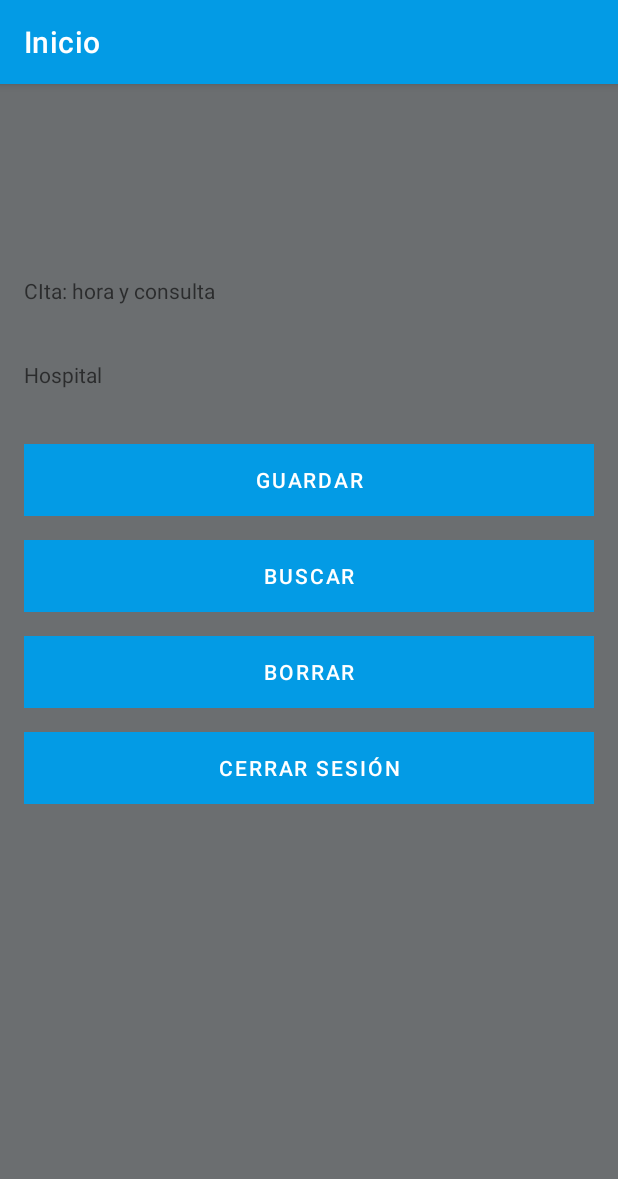
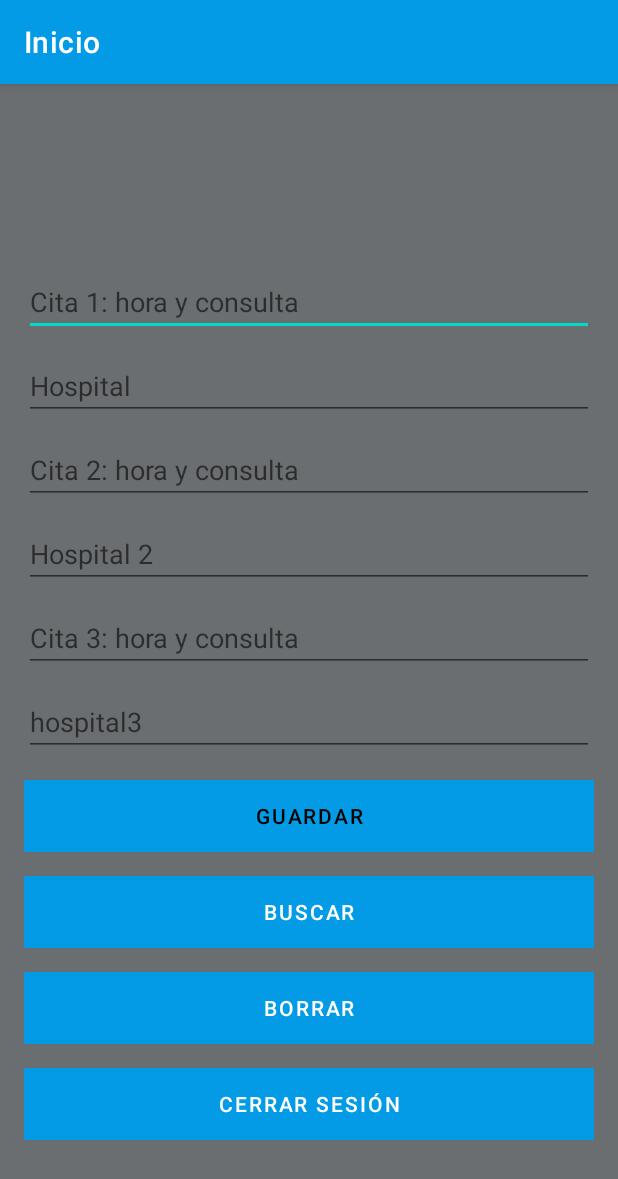
Before and after one commit to pasoxreferencia/login_firebase, an Android app: the HomeActivity screen opened directly, with no data from a screen before it, on a phone screen of 412 x 824 dp. Shown: the top 1179 px of the screen. Run offline under Robolectric (Android 15) with nearby library versions, the phone set to English and light mode, and no system bars; our stand-ins replace Firebase (no records; nobody signed in at launch, a user with empty details on screens opened directly).

Commit message:
SEPTIMO commit - hacer más grande la DB

```diff
--- a/app/build.gradle
+++ b/app/build.gradle
@@ -50,6 +50,7 @@ dependencies {
     implementation 'com.google.android.material:material:1.3.0'
     implementation 'androidx.constraintlayout:constraintlayout:2.0.4'
     implementation 'com.google.firebase:firebase-auth:20.0.3'
+    implementation 'com.google.firebase:firebase-firestore:22.1.2'
     testImplementation 'junit:junit:4.13.2'
     androidTestImplementation 'androidx.test.ext:junit:1.1.2'
     androidTestImplementation 'androidx.test.espresso:espresso-core:3.3.0'
--- a/app/src/main/java/com/example/login_firebase/HomeActivity.kt
+++ b/app/src/main/java/com/example/login_firebase/HomeActivity.kt
@@ -4,13 +4,19 @@ import androidx.appcompat.app.AppCompatActivity
 import android.os.Bundle
 import com.example.login_firebase.databinding.ActivityHomeBinding
 import com.google.firebase.auth.FirebaseAuth
+import com.google.firebase.firestore.FirebaseFirestore
 
 enum class ProviderType {
     BASIC
     //SE SEGUIRÁN AÑADIENDO PROVEEDORES
 }
+
 private lateinit var binding: ActivityHomeBinding
+
 class HomeActivity : AppCompatActivity() {
+
+    private val db = FirebaseFirestore.getInstance() //instanciamos la base de datos
+
     override fun onCreate(savedInstanceState: Bundle?) {
         super.onCreate(savedInstanceState)
         binding = ActivityHomeBinding.inflate(layoutInflater)
@@ -20,10 +26,10 @@ class HomeActivity : AppCompatActivity() {
         val bundle: Bundle? = intent.extras
         val email: String? = bundle?.getString("email")
         val provider: String? = bundle?.getString("provider")
-        setup(email = email?: "", provider = provider?: "")
+        setup(email = email ?: "", provider = provider ?: "")
     }
 
-    private fun setup (email: String, provider: String){
+    private fun setup(email: String, provider: String) {
 
         title = "Inicio"
         binding.emailTextView.text = email
@@ -34,5 +40,24 @@ class HomeActivity : AppCompatActivity() {
             onBackPressed() //vuelve a la activity anterior
         }
 
+
+        binding.saveButton.setOnClickListener {
+            db.collection("users").document(email).set(hashMapOf("provider" to provider,
+                    "cita" to binding.adressTextView.text.toString(),
+                    "hospital" to binding.phoneTextView.text.toString()))
+
+        }
+        binding.getButton.setOnClickListener {
+            db.collection("users").document(email).get().addOnSuccessListener {
+                binding.adressTextView.setText(it.get("adress") as String?)
+                binding.phoneTextView.setText(it.get("phone") as String?)
+            }
+
+        }
+        binding.deleteButton.setOnClickListener {
+            db.collection("users").document(email).delete()
+
+        }
+
     }
 }
--- a/app/src/main/res/layout/activity_auth.xml
+++ b/app/src/main/res/layout/activity_auth.xml
@@ -1,5 +1,6 @@
 <?xml version="1.0" encoding="utf-8"?>
-<androidx.constraintlayout.widget.ConstraintLayout xmlns:android="http://schemas.android.com/apk/res/android"
+<androidx.constraintlayout.widget.ConstraintLayout
+    xmlns:android="http://schemas.android.com/apk/res/android"
     xmlns:app="http://schemas.android.com/apk/res-auto"
     xmlns:tools="http://schemas.android.com/tools"
     android:layout_width="match_parent"
@@ -35,7 +36,7 @@
             android:layout_width="match_parent"
             android:layout_height="wrap_content"
             android:ems="10"
-            android:hint="@string/contrase_a"
+            android:hint="@string/contrase_a_m_nimo_6_d_gitos"
             android:inputType="textPassword"
             android:autofillHints="" />
 
@@ -50,12 +51,13 @@
 
             <Button
                 android:id="@+id/signUpButton"
+                style="@style/Widget.AppCompat.Button.Colored"
                 android:layout_width="wrap_content"
                 android:layout_height="wrap_content"
                 android:layout_weight="1"
-                android:background="@color/azuloscurofirebase"
+                android:background="@color/orangefirebase"
                 android:text="@string/registrar"
-                android:textColor="@android:color/white" />
+                android:textColor="@color/black" />
 
             <Space
                 android:layout_width="8dp"
@@ -66,7 +68,7 @@
                 android:layout_width="wrap_content"
                 android:layout_height="wrap_content"
                 android:layout_weight="1"
-                android:background="@color/azuloscurofirebase"
+                android:background="@color/azulfirebase"
                 android:text="@string/entrar"
                 android:textColor="@android:color/white" />
         </LinearLayout>
--- a/app/src/main/res/layout/activity_home.xml
+++ b/app/src/main/res/layout/activity_home.xml
@@ -1,5 +1,6 @@
 <?xml version="1.0" encoding="utf-8"?>
-<androidx.constraintlayout.widget.ConstraintLayout xmlns:android="http://schemas.android.com/apk/res/android"
+<androidx.constraintlayout.widget.ConstraintLayout
+    xmlns:android="http://schemas.android.com/apk/res/android"
     xmlns:app="http://schemas.android.com/apk/res-auto"
     xmlns:tools="http://schemas.android.com/tools"
     android:layout_width="match_parent"
@@ -49,22 +50,65 @@
             android:layout_width="match_parent"
             android:layout_height="16dp" />
 
-        <TextView
+        <EditText
             android:id="@+id/adressTextView"
             android:layout_width="match_parent"
             android:layout_height="40dp"
-            android:hint="CIta: hora y consulta" />
+            android:hint="Cita 1: hora y consulta" />
 
         <Space
             android:layout_width="match_parent"
             android:layout_height="16dp" />
 
-        <TextView
+        <EditText
             android:id="@+id/phoneTextView"
             android:layout_width="match_parent"
             android:layout_height="40dp"
             android:layout_weight="1"
-            android:hint="Hospital" />
+            android:hint="@string/hospital" />
+
+        <Space
+            android:layout_width="match_parent"
+            android:layout_height="16dp"
+            android:layout_weight="1" />
+
+        <EditText
+            android:id="@+id/date1TextView"
+            android:layout_width="match_parent"
+            android:layout_height="40dp"
+            android:hint="Cita 2: hora y consulta" />
+
+        <Space
+            android:layout_width="match_parent"
+            android:layout_height="16dp" />
+
+        <EditText
+            android:id="@+id/hospital1TextView"
+            android:layout_width="match_parent"
+            android:layout_height="40dp"
+            android:layout_weight="1"
+            android:hint="Hospital 2" />
+
+        <Space
+            android:layout_width="match_parent"
+            android:layout_height="16dp"
+            android:layout_weight="1" />
+        <EditText
+            android:id="@+id/date3TextView"
+            android:layout_width="match_parent"
+            android:layout_height="40dp"
+            android:hint="Cita 3: hora y consulta" />
+
+        <Space
+            android:layout_width="match_parent"
+            android:layout_height="16dp" />
+
+        <EditText
+            android:id="@+id/hospital3TextView"
+            android:layout_width="match_parent"
+            android:layout_height="40dp"
+            android:layout_weight="1"
+            android:hint="hospital3" />
 
         <Space
             android:layout_width="match_parent"
@@ -81,9 +125,9 @@
                 android:layout_width="0dp"
                 android:layout_height="wrap_content"
                 android:layout_weight="1"
-                android:background="#FF5C00"
-                android:text="GUARDAR"
-                android:textColor="@android:color/white" />
+                android:background="#B33A3A"
+                android:text="@string/guardar"
+                android:textColor="@color/black" />
 
         </LinearLayout>
 
@@ -97,12 +141,12 @@
             android:orientation="horizontal">
 
             <Button
-                android:id="@+id/consultaButton"
+                android:id="@+id/getButton"
                 android:layout_width="0dp"
                 android:layout_height="wrap_content"
                 android:layout_weight="1"
                 android:background="#FF5C00"
-                android:text="BUSCAR"
+                android:text="@string/buscar"
                 android:textColor="@android:color/white" />
 
         </LinearLayout>
@@ -123,7 +167,7 @@
                 android:layout_height="wrap_content"
                 android:layout_weight="1"
                 android:background="#FF5C00"
-                android:text="BORRAR"
+                android:text="@string/borrar"
                 android:textColor="@android:color/white" />
 
         </LinearLayout>
@@ -144,7 +188,7 @@
                 android:layout_height="wrap_content"
                 android:layout_weight="1"
                 android:background="#FF5C00"
-                android:text="@string/GUARDAR"
+                android:text="CERRAR SESIÓN"
                 android:textColor="@android:color/white" />
 
         </LinearLayout>
--- a/app/src/main/res/values/colors.xml
+++ b/app/src/main/res/values/colors.xml
@@ -9,4 +9,5 @@
     <color name="azulfirebase">#039BE5</color>
     <color name="azuloscurofirebase">#2C384A</color>
     <color name="white">#FFFFFF</color>
+    <color name="orangefirebase">#F5820D</color>
 </resources>
--- a/app/src/main/res/values/strings.xml
+++ b/app/src/main/res/values/strings.xml
@@ -3,8 +3,14 @@
     <string name="registrar">Registrar</string>
     <string name="entrar">Entrar</string>
     <string name="email">Email</string>
-    <string name="contrase_a">Contraseña</string>
+    <string name="contrase_a">Contraseña, mínimo 6 dígitos</string>
     <string name="proveedor">Proveedor</string>
-    <string name="GUARDAR">Cerrar sesión</string>
+    <string name="GUARDAR">Guardar</string>
+    <string name="contrase_a_m_nimo_6_d_gitos">Contraseña, mínimo 6 dígitos</string>
+    <string name="buscar">BUSCAR</string>
+    <string name="cita_1_hora_y_consulta">Cita: hora y consulta</string>
+    <string name="hospital">Hospital</string>
+    <string name="guardar">GUARDAR</string>
+    <string name="borrar">BORRAR</string>
 
 </resources>
--- a/app/src/main/res/values/themes.xml
+++ b/app/src/main/res/values/themes.xml
@@ -6,14 +6,11 @@
     <item name="colorPrimaryVariant">@color/azuloscurofirebase</item>
     <item name="colorOnPrimary">@color/white</item>
     <!-- Secondary brand color. -->
-        <item name="colorSecondary">@color/azulfirebase</item>
-        <item name="colorSecondaryVariant">@color/azuloscurofirebase</item>
+    <item name="colorSecondary">@color/teal_200</item>
+    <item name="colorSecondaryVariant">@color/teal_700</item>
     <item name="colorOnSecondary">@color/black</item>
     <!-- Status bar color. -->
     <item name="android:statusBarColor" tools:targetApi="l">?attr/colorPrimaryVariant</item>
     <!-- Customize your theme here. -->
-
-
-
 </style>
 </resources>
```
Also changed, not shown: app/src/main/java/com/example/login_firebase/AuthActivity.kt (+13 -9 lines). Lines whose indentation alone changed are shown as unchanged.
